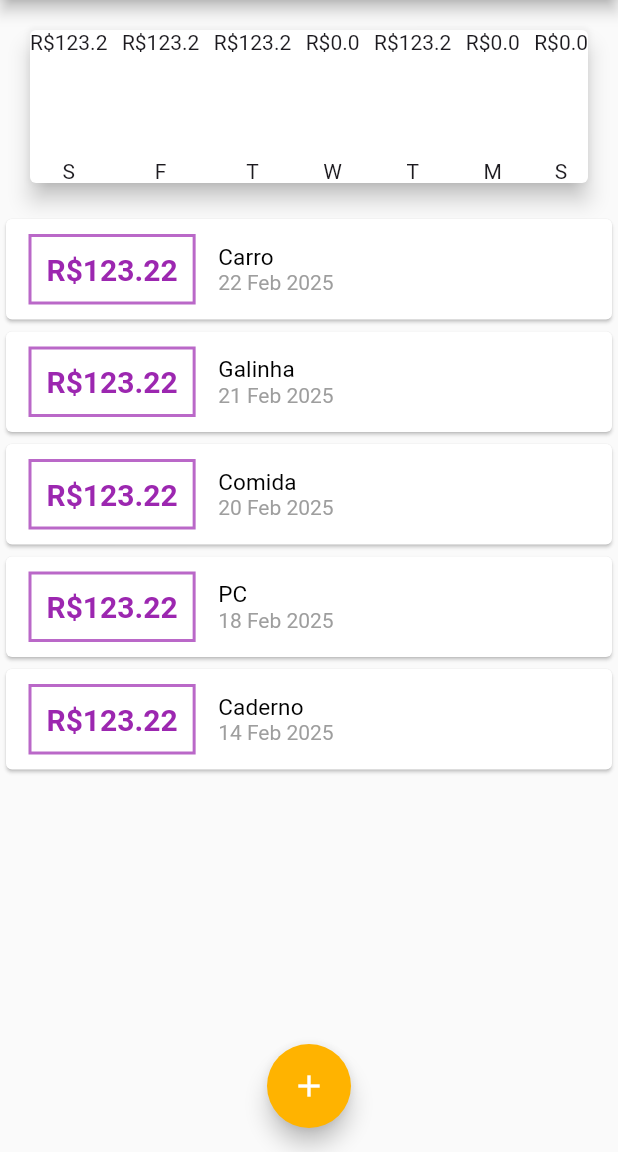
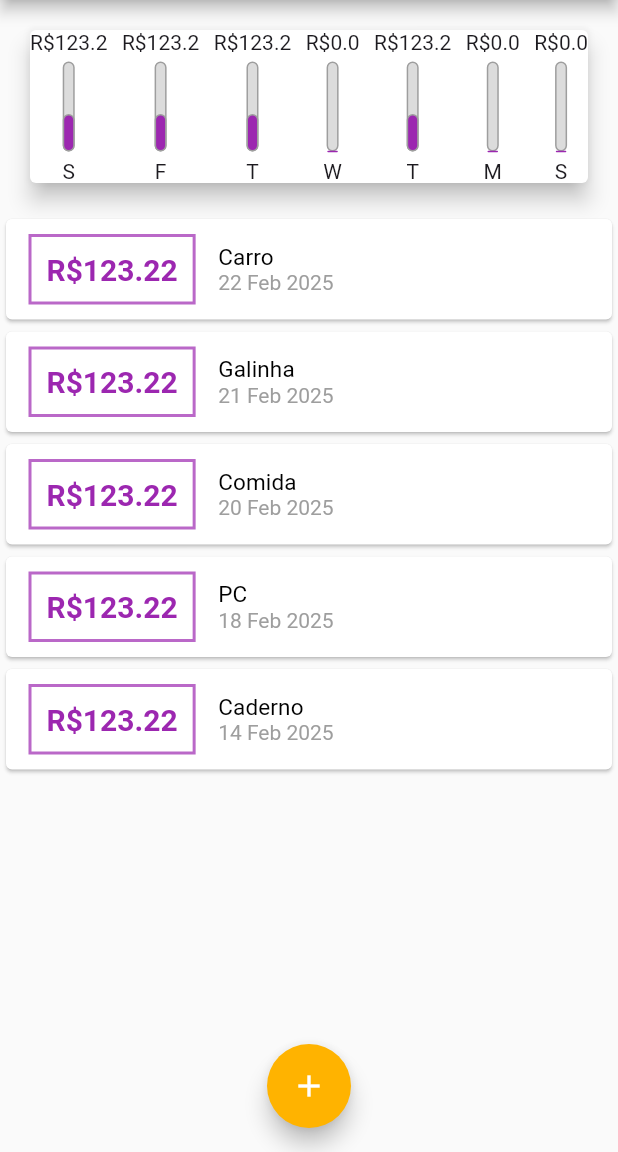
Before and after one commit to gabznavas/dart-flutter-apps, a Flutter app: the screen it shows after launch, on a phone screen of 412 x 824 dp, the part 84-1236 px from its top. Run offline on Flutter 3.47's test engine with Material 3 defaults, Android fonts, the phone set to English and light mode, and no system bars.

Commit message:
added chart bar style

```diff
--- a/expenses_flutter/lib/components/chart.dart
+++ b/expenses_flutter/lib/components/chart.dart
@@ -54,11 +54,14 @@ class Chart extends StatelessWidget {
               final name = item.cast()['day'];
               final value =
                   double.tryParse(item.cast()['value'].toString()) ?? 0.0;
-              final double percent =
-                  value == 0 ? 0.0 : (value / totalValues) * 100;
+              final double percent = calculatePercet(value, totalValues);
               return ChartBar(name, value, percent);
             }).toList(),
       ),
     );
   }
+
+  double calculatePercet(double value, double totalValues) {
+    return value == 0 ? 0.0 : (value / totalValues) * 100;
+  }
 }
--- a/expenses_flutter/lib/components/chart_bar.dart
+++ b/expenses_flutter/lib/components/chart_bar.dart
@@ -9,11 +9,38 @@ class ChartBar extends StatelessWidget {
 
   @override
   Widget build(BuildContext context) {
+    final double heightBar = 60;
+    final double heightFactor = percentage / heightBar;
     return Column(
       children: [
         Text('R\$${value.toStringAsFixed(1)}'),
         SizedBox(height: 5),
-        Container(height: 60, width: 8, child: null),
+        SizedBox(
+          height: heightBar,
+          width: 8,
+          child: Stack(
+            alignment: Alignment.bottomCenter,
+            children: [
+              Container(
+                decoration: BoxDecoration(
+                  border: Border.all(color: Colors.grey, width: 1.0),
+                  color: Color.fromRGBO(220, 220, 220, 1),
+                  borderRadius: BorderRadius.circular(5),
+                ),
+              ),
+              FractionallySizedBox(
+                heightFactor: heightFactor,
+                child: Container(
+                  decoration: BoxDecoration(
+                    border: Border.all(color: Colors.grey, width: 1.0),
+                    color: Theme.of(context).colorScheme.primary,
+                    borderRadius: BorderRadius.circular(5),
+                  ),
+                ),
+              ),
+            ],
+          ),
+        ),
         SizedBox(height: 5),
         Text(label),
       ],
```
